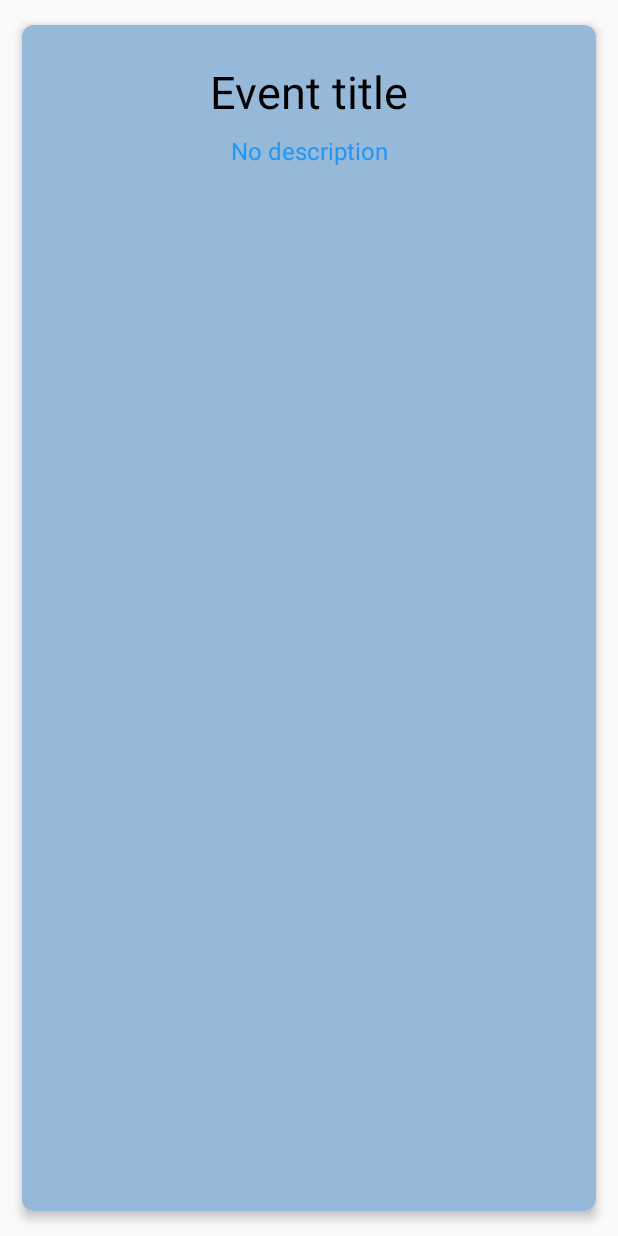
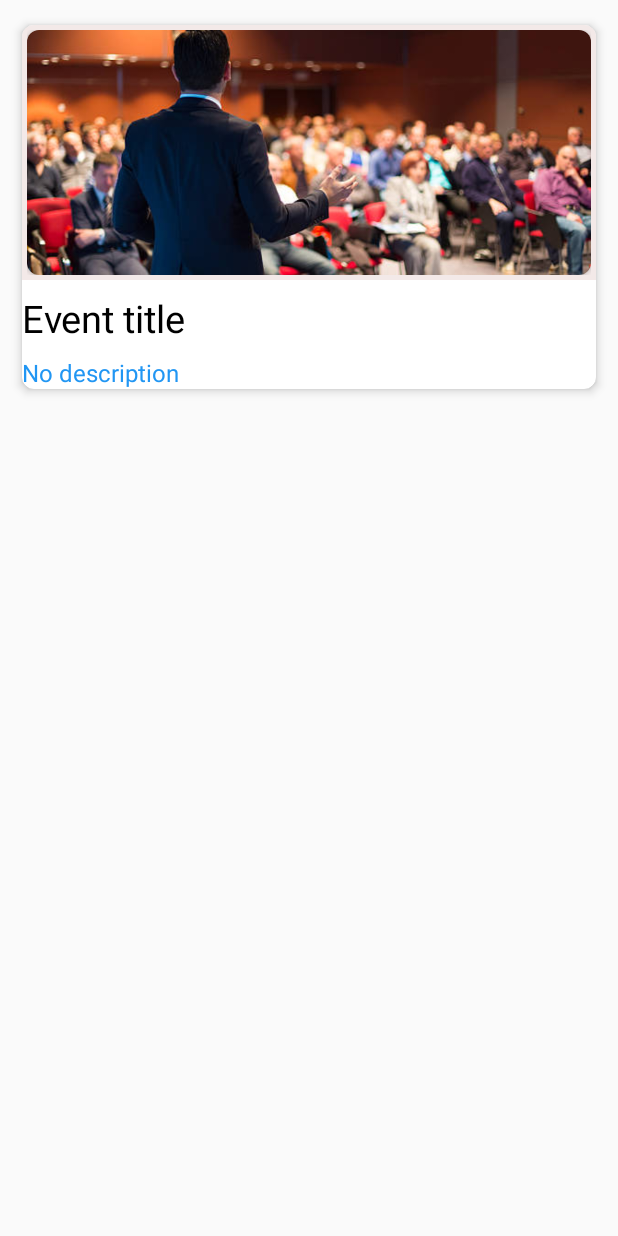
Before and after one commit to CMPUT301W24T41/TechTitans, an Android app: the layout event_list_item.xml on its own in the app's theme, with its tools: preview values and no code run, on a phone screen of 412 x 824 dp. Run offline under Robolectric (Android 15) with nearby library versions, the phone set to English and light mode, and no system bars.

Commit message:
Improved UI

```diff
--- a/App/app/src/main/res/layout/event_list_item.xml
+++ b/App/app/src/main/res/layout/event_list_item.xml
@@ -1,42 +1,63 @@
 <?xml version="1.0" encoding="utf-8"?>
 <androidx.cardview.widget.CardView xmlns:android="http://schemas.android.com/apk/res/android"
     xmlns:app="http://schemas.android.com/apk/res-auto"
+    android:id="@+id/card_view"
     android:layout_width="match_parent"
-    android:layout_height="match_parent"
+    android:layout_height="wrap_content"
     android:layout_margin="8dp"
     app:cardCornerRadius="8dp"
     app:cardElevation="4dp"
-    app:cardUseCompatPadding="true">
+    app:cardUseCompatPadding="true"
+    android:clickable="true">
 
-    <RelativeLayout
-        android:id="@+id/event_layout"
-        android:layout_width="wrap_content"
-        android:layout_height="match_parent"
-        android:background="@color/color2"
-        android:padding="16dp">
+    <LinearLayout
+        android:layout_width="match_parent"
+        android:layout_height="wrap_content"
+        android:orientation="vertical">
+
+        <RelativeLayout
+            android:id="@+id/event_layout"
+            android:layout_width="match_parent"
+            android:layout_height="wrap_content"
+            android:background="@color/color1"
+            android:padding="3dp">
+
+            <androidx.cardview.widget.CardView
+                android:layout_width="match_parent"
+                android:layout_height="wrap_content"
+                app:cardCornerRadius="8dp"> <!-- Adjust the corner radius as needed -->
+
+                <ImageView
+                    android:id="@+id/imageView"
+                    android:layout_width="match_parent"
+                    android:layout_height="163dp"
+                    android:src="@drawable/event_image"
+                    android:scaleType="centerCrop" />
+
+            </androidx.cardview.widget.CardView>
+
+        </RelativeLayout>
 
         <TextView
             android:id="@+id/event_title"
             android:layout_width="match_parent"
             android:layout_height="wrap_content"
-            android:layout_centerHorizontal="true"
             android:layout_marginTop="8dp"
-            android:gravity="center"
             android:text="@string/event_title_text"
+            android:textAlignment="viewStart"
             android:textColor="@color/black"
-            android:textSize="30sp" />
+            android:textSize="25sp" />
 
         <TextView
             android:id="@+id/event_description"
             android:layout_width="match_parent"
             android:layout_height="wrap_content"
-            android:layout_below="@id/event_title"
             android:layout_marginTop="8dp"
             android:text="No description"
-            android:textAlignment="center"
+            android:textAlignment="viewStart"
             android:textColor="@color/loveBlue"
             android:textSize="16sp" />
 
-    </RelativeLayout>
+    </LinearLayout>
 
 </androidx.cardview.widget.CardView>
```
